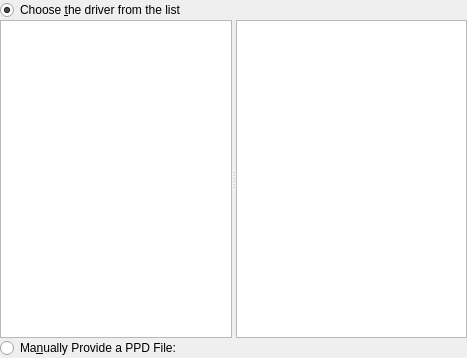
First picture: the form in src/libkcups/SelectMakeModel.ui, repository KDE/print-manager, before the edit.
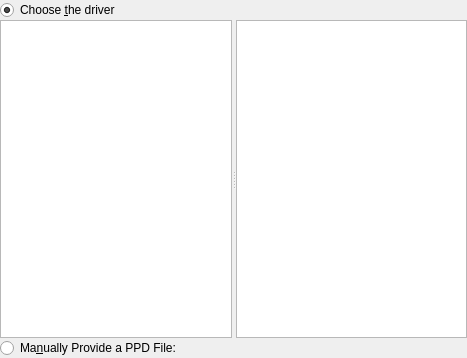
Second picture: the form after the edit. Custom widgets are drawn as their Qt base class.

Commit message: Show selected printer name at driver selection pane (rebase fix for utilities/print-manager!20)

Diff of the .ui file:
```diff
--- a/src/libkcups/SelectMakeModel.ui
+++ b/src/libkcups/SelectMakeModel.ui
@@ -79,7 +79,7 @@
      <item>
       <widget class="QRadioButton" name="radioButton_2">
        <property name="text">
-        <string>Choose &amp;the driver from the list</string>
+        <string>Choose &amp;the driver</string>
        </property>
        <property name="checked">
         <bool>true</bool>
```
Left out of the diff: 6 changed lines with no effect on the pictures. The commit also changes 2 other files.
